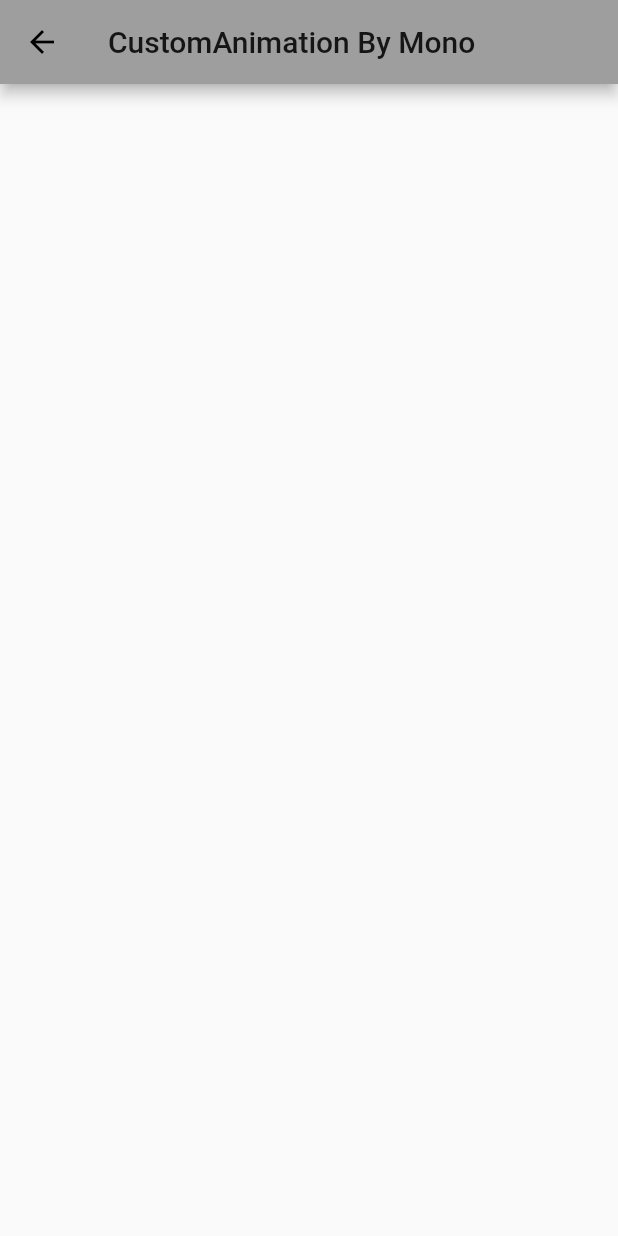
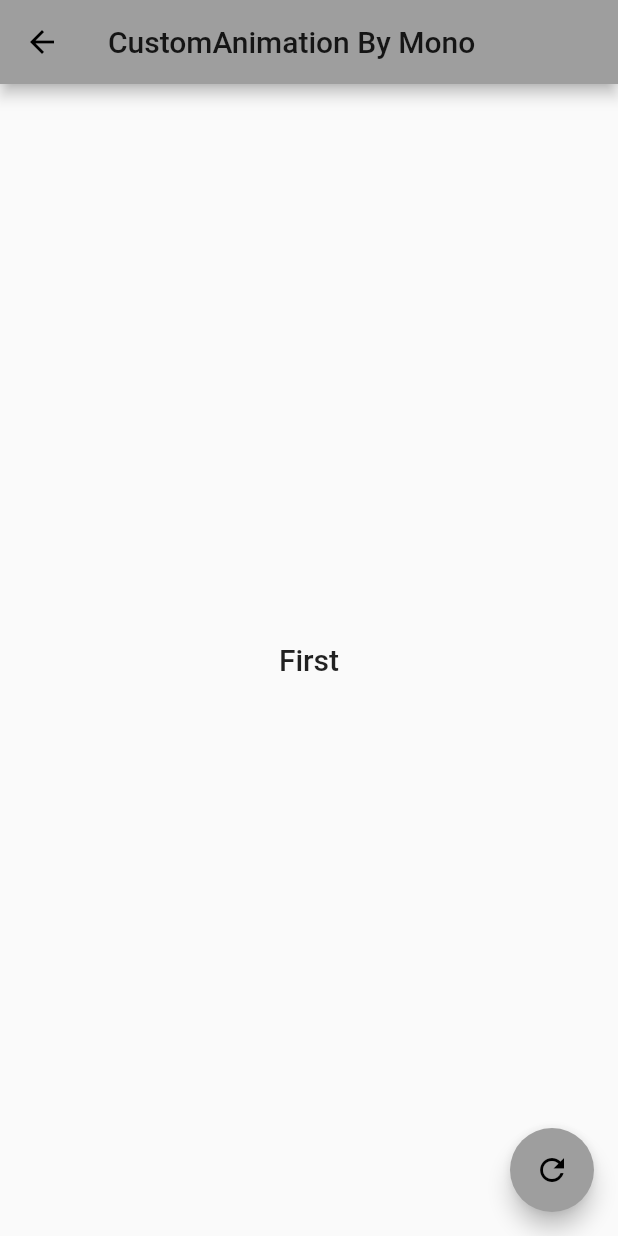
Before and after one commit to linnefromice/flutter_heart_app_01, a Flutter app: the CustomAnimationByMonoScreen screen opened by its route, on a phone screen of 412 x 824 dp. Run offline on Flutter 3.47's test engine with Material 2 defaults, Android fonts, the phone set to English and light mode, and no system bars; our stand-ins replace badges, flutter_rating_bar.

Commit message:
create custom animation

```diff
--- a/lib/screens/custom_animation_by_mono_screen.dart
+++ b/lib/screens/custom_animation_by_mono_screen.dart
@@ -5,13 +5,70 @@ class CustomAnimationByMonoScreen extends StatefulWidget {
   _State createState() => _State();
 }
 
-class _State extends State<CustomAnimationByMonoScreen> {
+class _State extends State<CustomAnimationByMonoScreen> with SingleTickerProviderStateMixin {
+  static const _texts = [
+    'First',
+    'Second',
+    'Third'
+  ];
+
+  static const _colors = [
+    Colors.black,
+    Colors.blue,
+    Colors.red,
+  ];
+  var _index = 0;
+  String get _currentText => _texts[_index % 3];
+  Color get _currentColor => _colors[_index % 3];
+
+  AnimationController _animation;
+  ColorTween _colorTween;
+
+  @override
+  void initState() {
+    super.initState();
+    _animation = AnimationController(
+      vsync: this,
+      duration: const Duration(milliseconds: 1000)
+    )..addListener(() {
+      setState(() {});
+    });
+    _colorTween = ColorTween(end: _currentColor);
+  }
+
+  @override
+  void dispose() {
+    _animation.dispose();
+    super.dispose();
+  }
+
   @override
   Widget build(BuildContext context) {
     return Scaffold(
       appBar: AppBar(
         title: Text("CustomAnimation By Mono"),
       ),
+      floatingActionButton: FloatingActionButton(
+        onPressed: () {
+          setState(() {
+            _index++;
+            _colorTween = ColorTween(
+              begin: _colorTween.end,
+              end: _currentColor
+            );
+          });
+          _animation.forward(from: 0);
+        },
+        child: Icon(Icons.refresh),
+      ),
+      body: Center(
+        child: Text(
+          _currentText,
+          style: Theme.of(context).textTheme.title.copyWith(
+            color: _colorTween.evaluate(_animation),
+          ),
+        ),
+      ),
     );
   }
 }
```
